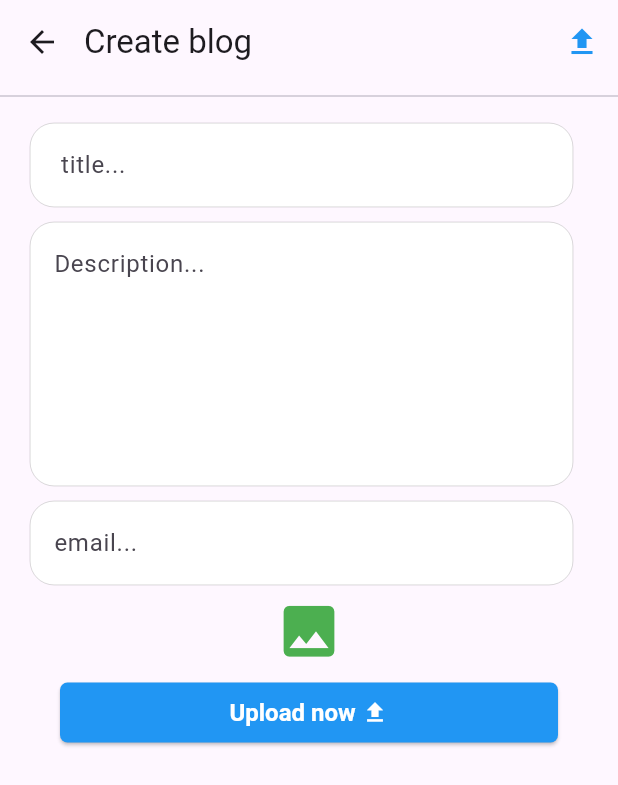
After one commit to alazad214/blog-app, a Flutter app: the screen it shows after launch, after a tap on "Create blog..", on a phone screen of 412 x 824 dp. The commit adds this screen. Shown: the top 785 px of the screen. Run offline on Flutter 3.47's test engine with Material 3 defaults, Android fonts, the phone set to English and light mode, and no system bars; our stand-ins replace cached_network_image, carousel_slider, cloud_firestore, firebase_core, get, lottie; accounts and stored records are empty.

Commit message:
post screen ui

```diff
--- /dev/null
+++ b/lib/controllers/post_controller.dart
@@ -0,0 +1,13 @@
+import 'package:get/get_state_manager/get_state_manager.dart';
+
+class Image_controller extends GetxController{
+
+
+
+
+
+
+
+
+
+}
--- a/lib/header_screens/header_mobile.dart
+++ b/lib/header_screens/header_mobile.dart
@@ -2,6 +2,7 @@ import 'package:flutter/cupertino.dart';
 import 'package:flutter/material.dart';
 import 'package:get/get.dart';
 import 'package:get/get_core/src/get_main.dart';
+import 'package:praner_blog/screens/post_screen.dart';
 
 import '../screens/search_screen.dart';
 
@@ -23,22 +24,22 @@ class Header_Mobile extends StatelessWidget {
           children: [
             InkWell(
               onTap: () {
-                Get.to(() => const Search_Screen());
+                Get.to(() => const Post_Screen());
               },
               child: Container(
                 height: 30,
                 padding: const EdgeInsets.only(
-                    left: 0, right: 15, top: 2, bottom: 2),
+                    left: 5, right: 15, top: 2, bottom: 2),
                 decoration: BoxDecoration(
                     color: Colors.white,
                     borderRadius: BorderRadius.circular(20),
                     border: Border.all(color: Colors.blueGrey)),
                 child: const Padding(
-                  padding: EdgeInsets.only(left: 5, right: 15),
+                  padding: EdgeInsets.only(left: 10, right: 15),
                   child: Row(
                     mainAxisAlignment: MainAxisAlignment.center,
                     crossAxisAlignment: CrossAxisAlignment.center,
-                    children: [Icon(Icons.search), Text("Search")],
+                    children: [Icon(Icons.post_add), Text("Create blog..")],
                   ),
                 ),
               ),
--- a/lib/message/message_mobile.dart
+++ b/lib/message/message_mobile.dart
@@ -7,7 +7,7 @@ class message_Mobile extends StatelessWidget {
 
   @override
   Widget build(BuildContext context) {
-    return  Column(
+    return Column(
       children: [
         const Divider(),
         Custom_TextField(),
@@ -20,7 +20,6 @@ class message_Mobile extends StatelessWidget {
           ),
         ),
         const SizedBox(height: 20),
-
       ],
     );
   }
--- /dev/null
+++ b/lib/screens/post_screen.dart
@@ -0,0 +1,63 @@
+import 'package:flutter/material.dart';
+import 'package:praner_blog/widgets/cutom_post_textfield.dart';
+
+class Post_Screen extends StatelessWidget {
+  const Post_Screen({super.key});
+
+  @override
+  Widget build(BuildContext context) {
+    return Scaffold(
+      appBar: AppBar(
+        title: const Text("Create blog"),
+        titleSpacing: 0,
+        actions: [
+          IconButton(
+              onPressed: () {},
+              icon: const Icon(
+                Icons.upload,
+                color: Colors.blue,
+              ))
+        ],
+      ),
+      body: SingleChildScrollView(
+        child: Column(
+          children: [
+            const Divider(),
+            const Custom_post_Textfield(hinttext: " title...", maxline: 1),
+            const Custom_post_Textfield(hinttext: "Description...", maxline: 6),
+            const Custom_post_Textfield(hinttext: "email...", maxline: 1),
+            IconButton(
+                onPressed: () {},
+                icon: const Icon(
+                  Icons.image,
+                  color: Colors.green,
+                  size: 45,
+                )),
+            Padding(
+              padding: const EdgeInsets.symmetric(horizontal: 40),
+              child: ElevatedButton(
+                onPressed: () {},
+                style: ElevatedButton.styleFrom(
+                  primary: Colors.blue,
+                  onPrimary: Colors.white,
+                  // Elevation
+                  shape: RoundedRectangleBorder(
+                    borderRadius: BorderRadius.circular(5),
+                  ),
+                  textStyle: const TextStyle(
+                    fontSize: 16,
+                    fontWeight: FontWeight.bold,
+                  ),
+                ),
+                child: const Row(
+                  mainAxisAlignment: MainAxisAlignment.center,
+                  children: [Text("Upload now "), Icon(Icons.upload)],
+                ),
+              ),
+            )
+          ],
+        ),
+      ),
+    );
+  }
+}
--- /dev/null
+++ b/lib/widgets/cutom_post_textfield.dart
@@ -0,0 +1,39 @@
+import 'package:flutter/cupertino.dart';
+import 'package:flutter/material.dart';
+
+class Custom_post_Textfield extends StatelessWidget {
+  const Custom_post_Textfield(
+      {super.key, required this.hinttext, required this.maxline});
+
+  final String hinttext;
+  final int maxline;
+  @override
+  Widget build(BuildContext context) {
+    return Container(
+      padding: const EdgeInsets.symmetric(horizontal: 10, vertical: 0),
+      margin: const EdgeInsets.only(left: 10, right: 20, top: 10),
+      child: TextField(
+        maxLines: maxline,
+        textAlign: TextAlign.start,
+        decoration: InputDecoration(
+          hintText: hinttext,
+          filled: true,
+          fillColor: Colors.white,
+          //enable-->
+          enabledBorder: OutlineInputBorder(
+            borderRadius: BorderRadius.circular(16),
+            borderSide: const BorderSide(color: Colors.black, width: 0.1),
+          ),
+
+          //focus-->
+          focusedBorder: OutlineInputBorder(
+            borderRadius: BorderRadius.circular(16),
+            borderSide: const BorderSide(
+                color:
+                    Colors.blue), // Set border color when the field is focused
+          ),
+        ),
+      ),
+    );
+  }
+}
```
Also changed, not shown: assets/image/upload.png (added).
